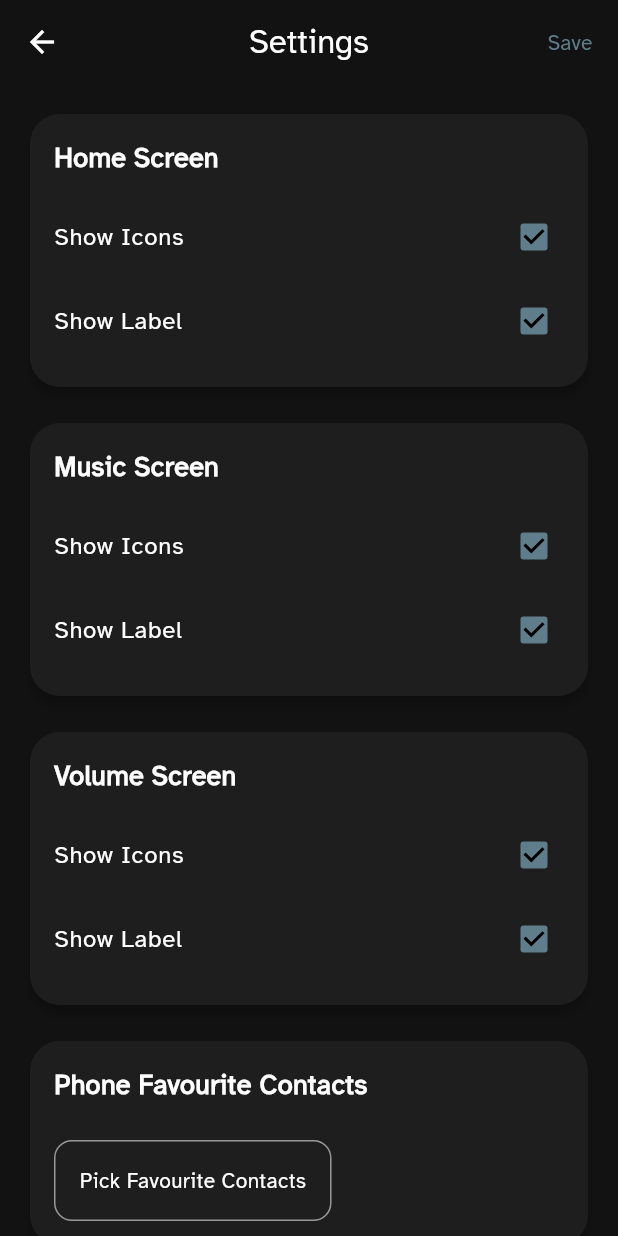
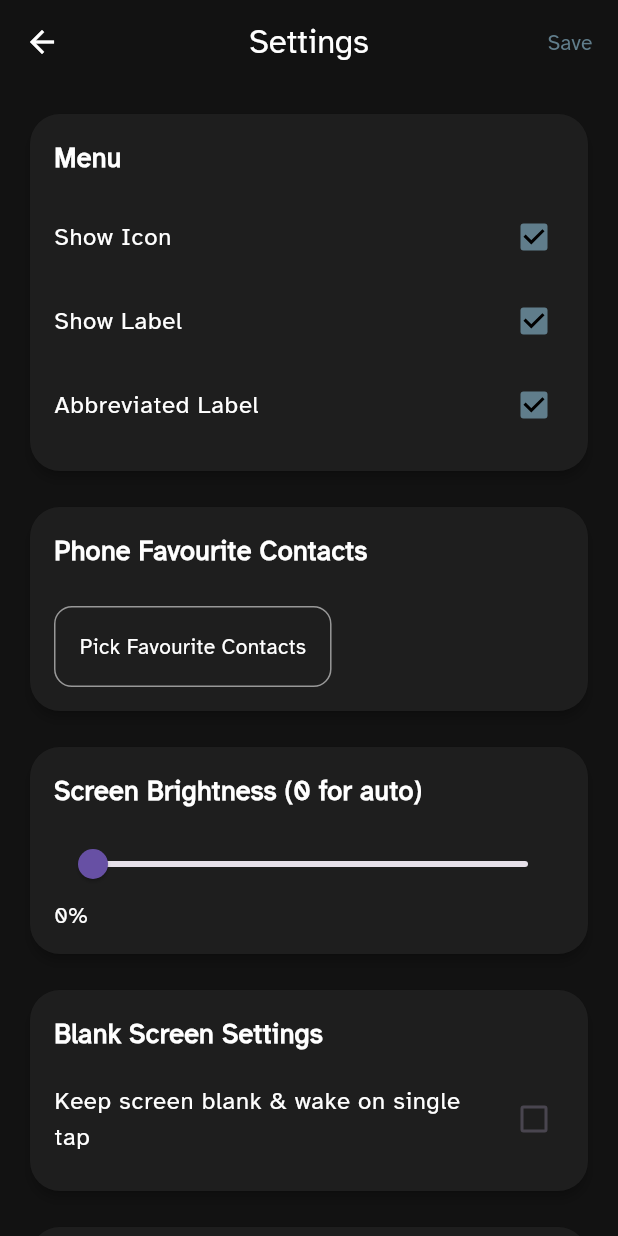
Before and after one commit to ujwalnk/MotoDash, a Flutter app: the SettingsScreen screen opened by its route, on a phone screen of 412 x 824 dp. Run offline on Flutter 3.47's test engine with Material 3 defaults, Android fonts, the phone set to English and light mode, and no system bars; our stand-ins replace audioplayers, flutter_local_notifications, flutter_native_contact_picker_plus, flutter_tts, permission_handler, sensors_plus and 2 more; missing offline and left inert: audio_session, call_log, flex_color_picker, flutter_media_controller, flutter_phone_direct_caller and 3 more; accounts and stored records are empty; statements that could not run were skipped.

Commit message:
Notification navigation implemented, part way through label abbreviation. Fixed call_log & favourite contacts list.

```diff
--- a/lib/commons/config_provider.dart
+++ b/lib/commons/config_provider.dart
@@ -1,11 +1,10 @@
 // Author: Ujwal N K
 // Created On: 05 Feb, 2026
-// All Option Defaults are defined here to consistantly maintain a list.
+// All configuration defaults are defined here to maintain a consistent list.
 
-import 'package:flutter/material.dart' show Color, Colors, debugPrint;
+import 'package:flutter/material.dart' show Color, Colors;
 import 'package:moto_dash/commons/constants.dart';
-import 'package:shared_preferences/shared_preferences.dart'
-    show SharedPreferences;
+import 'package:shared_preferences/shared_preferences.dart' show SharedPreferences;
 
 class ConfigProvider {
   static SharedPreferences? prefs;
@@ -14,62 +13,21 @@ class ConfigProvider {
     prefs = await SharedPreferences.getInstance();
   }
 
-  static bool get getIsFirstRun {
-    return prefs?.getBool(Constants.kKeyIsFirstRun) ?? true;
-  }
+  static bool get getIsFirstRun => prefs?.getBool(Constants.kKeyIsFirstRun) ?? true;
 
-  static Color get getBackgroundColor {
-    return Color(
-      prefs?.getInt(Constants.kKeyBackgroundColor) ?? Colors.black.toARGB32(),
-    );
-  }
+  // Get colors
+  static Color get getBackgroundColor => Color(prefs?.getInt(Constants.kKeyBackgroundColor) ?? Colors.black.toARGB32());
+  static Color get getBorderColor => Color(prefs?.getInt(Constants.kKeyBorderColor) ?? Colors.white.toARGB32());
+  static Color get getFontColor => Color(prefs?.getInt(Constants.kKeyFontColor) ?? Colors.white.toARGB32());
 
-  static Color get getFontColor {
-    return Color(
-      prefs?.getInt(Constants.kKeyFontColor) ?? Colors.white.toARGB32(),
-    );
-  }
+  /// Get menu style (icon, label / abbreviated)
+  static bool get getShowIcons => prefs?.getBool(Constants.kKeyShowMenuIcons) ?? true;
+  static bool get getShowLabel => prefs?.getBool(Constants.kKeyShowMenuLabel) ?? true;
+  static bool get getShowLabelAbbreviated => prefs?.getBool(Constants.kKeyShowMenuLabelAbbreviated) ?? true;
 
-  static Color get getBorderColor {
-    return Color(
-      prefs?.getInt(Constants.kKeyBorderColor) ?? Colors.white.toARGB32(),
-    );
-  }
+  static double get getFontSize => prefs?.getDouble(Constants.kKeyFontSize) ?? 16;
 
-  static bool getShowIcons(String path) {
-    switch (path) {
-      case Constants.kPathHome:
-        return prefs?.getBool(Constants.kKeyHomeShowIcons) ?? true;
-      case Constants.kPathMusic:
-        return prefs?.getBool(Constants.kKeyMusicShowIcons) ?? true;
-      case Constants.kPathVolume:
-        return prefs?.getBool(Constants.kKeyVolumeShowIcons) ?? true;
-      default:
-        return true;
-    }
-  }
+  static bool get getEnableMagnetGestures => prefs?.getBool(Constants.kKeyEnableMagnetGestures) ?? false;
 
-  static bool getShowLabel(String path) {
-    switch (path) {
-      case Constants.kPathHome:
-        return prefs?.getBool(Constants.kKeyHomeShowLabel) ?? true;
-      case Constants.kPathMusic:
-        return prefs?.getBool(Constants.kKeyMusicShowLabel) ?? true;
-      case Constants.kPathVolume:
-        return prefs?.getBool(Constants.kKeyVolumeShowLabel) ?? true;
-      default:
-        return true;
-    }
-  }
-
-  static double get getFontSize {
-    return prefs?.getDouble(Constants.kKeyFontSize) ?? 16;
-  }
-
-  static bool get getEnableMagnetGestures {
-    debugPrint(
-      "Magnet Gestures: ${prefs!.getBool(Constants.kKeyEnableMagnetGestures)}",
-    );
-    return prefs?.getBool(Constants.kKeyEnableMagnetGestures) ?? false;
-  }
+  // TODO: Add screen timeout, keep_screen_blank, favourite contacts & brightness
 }
--- a/lib/commons/constants.dart
+++ b/lib/commons/constants.dart
@@ -10,14 +10,15 @@ class Constants {
   static const String kKeyFontColor = 'font_color';
   static const String kKeyBorderColor = 'option_border_color';
 
-  static const String kKeyHomeShowIcons = 'home_show_icons';
-  static const String kKeyHomeShowLabel = 'home_show_label';
+  static const String kKeyShowMenuIcons = 'home_show_icons';
+  static const String kKeyShowMenuLabel = 'home_show_label';
+  static const String kKeyShowMenuLabelAbbreviated = 'home_show_label_abbreviated';
 
-  static const String kKeyMusicShowIcons = 'music_show_icons';
-  static const String kKeyMusicShowLabel = 'music_show_label';
-
-  static const String kKeyVolumeShowIcons = 'volume_show_icons';
-  static const String kKeyVolumeShowLabel = 'volume_show_label';
+  // static const String kKeyMusicShowIcons = 'music_show_icons';
+  // static const String kKeyMusicShowLabel = 'music_show_label';
+  //
+  // static const String kKeyVolumeShowIcons = 'volume_show_icons';
+  // static const String kKeyVolumeShowLabel = 'volume_show_label';
 
   static const String kKeyFontSize = 'font_size';
   static const String kKeyShowVolumeTip = 'show_volume_tip';
--- a/lib/screen_settings.dart
+++ b/lib/screen_settings.dart
@@ -4,9 +4,9 @@
 import 'package:flutter/material.dart';
 import 'package:moto_dash/commons/config_provider.dart';
 import 'package:moto_dash/commons/constants.dart';
-import 'package:shared_preferences/shared_preferences.dart';
 import 'package:moto_dash/service/contact_picker.dart';
 import 'package:moto_dash/service/rgb_color_picker.dart';
+import 'package:shared_preferences/shared_preferences.dart';
 
 class SettingsScreen extends StatefulWidget {
   const SettingsScreen({super.key});
@@ -17,16 +17,9 @@ class SettingsScreen extends StatefulWidget {
 
 class _SettingsScreenState extends State<SettingsScreen> {
   // Home screen
-  bool homeShowIcons = false;
-  bool homeShowLabel = false;
-
-  // Music screen
-  bool musicShowIcons = false;
-  bool musicShowLabel = false;
-
-  // Volume screen
-  bool volumeShowIcons = false;
-  bool volumeShowLabel = false;
+  bool menuIcon = true;
+  bool menuLabel = true;
+  bool menuAbbreviated = false;
 
   // Magnetic Gestures
   bool magnetGesturesEnabled = false;
@@ -45,7 +38,7 @@ class _SettingsScreenState extends State<SettingsScreen> {
   final fontSizeController = TextEditingController();
 
   // Brightness
-  double brightness = 50;
+  double brightness = 0;
 
   static const Color scaffoldBg = Color(0xFF121212);
   static const Color cardBg = Color(0xFF1E1E1E);
@@ -64,16 +57,11 @@ class _SettingsScreenState extends State<SettingsScreen> {
     final prefs = await SharedPreferences.getInstance();
 
     setState(() {
-      homeShowIcons = ConfigProvider.getShowIcons(Constants.kPathHome);
-      homeShowLabel = ConfigProvider.getShowLabel(Constants.kPathHome);
+      menuIcon = ConfigProvider.getShowIcons;
+      menuLabel = ConfigProvider.getShowLabel;
+      menuAbbreviated = ConfigProvider.getShowLabelAbbreviated;
 
-      musicShowIcons = ConfigProvider.getShowIcons(Constants.kPathMusic);
-      musicShowLabel = ConfigProvider.getShowLabel(Constants.kPathMusic);
-
-      volumeShowIcons = ConfigProvider.getShowIcons(Constants.kPathVolume);
-      volumeShowLabel = ConfigProvider.getShowLabel(Constants.kPathVolume);
-
-      brightness = prefs.getDouble(Constants.kKeyBrightness) ?? 50.0;
+      brightness = prefs.getDouble(Constants.kKeyBrightness) ?? 0.0;
 
       keepScreenBlank = prefs.getBool("keep_screen_blank") ?? false;
       blankTimeController.text = prefs.getString("blank_time_minutes") ?? "";
@@ -84,8 +72,7 @@ class _SettingsScreenState extends State<SettingsScreen> {
       borderColor = ConfigProvider.getBorderColor;
       fontColor = ConfigProvider.getFontColor;
 
-      favouriteContactNames =
-          prefs.getStringList(Constants.kKeyFavContactNames)?.join(", ") ?? "";
+      favouriteContactNames = prefs.getStringList(Constants.kKeyFavContactNames)?.join(", ") ?? "";
 
       magnetGesturesEnabled = ConfigProvider.getEnableMagnetGestures;
     });
@@ -97,14 +84,9 @@ class _SettingsScreenState extends State<SettingsScreen> {
   Future<void> saveSettings() async {
     final prefs = await SharedPreferences.getInstance();
 
-    await prefs.setBool(Constants.kKeyHomeShowIcons, homeShowIcons);
-    await prefs.setBool(Constants.kKeyHomeShowLabel, homeShowLabel);
-
-    await prefs.setBool(Constants.kKeyMusicShowIcons, musicShowIcons);
-    await prefs.setBool(Constants.kKeyMusicShowLabel, musicShowLabel);
-
-    await prefs.setBool(Constants.kKeyVolumeShowIcons, volumeShowIcons);
-    await prefs.setBool(Constants.kKeyVolumeShowLabel, volumeShowLabel);
+    await prefs.setBool(Constants.kKeyShowMenuIcons, menuIcon);
+    await prefs.setBool(Constants.kKeyShowMenuLabel, menuLabel);
+    await prefs.setBool(Constants.kKeyShowMenuLabel, menuAbbreviated);
 
     await prefs.setDouble(Constants.kKeyBrightness, brightness);
 
@@ -112,27 +94,15 @@ class _SettingsScreenState extends State<SettingsScreen> {
     await prefs.setString("blank_time_minutes", blankTimeController.text);
 
     await prefs.setInt(Constants.kKeyFontColor, fontColor.toARGB32());
-    await prefs.setInt(
-      Constants.kKeyBackgroundColor,
-      backgroundColor.toARGB32(),
-    );
+    await prefs.setInt(Constants.kKeyBackgroundColor, backgroundColor.toARGB32());
     await prefs.setInt(Constants.kKeyBorderColor, borderColor.toARGB32());
 
-    await prefs.setDouble(
-      Constants.kKeyFontSize,
-      double.parse(fontSizeController.text),
-    );
+    await prefs.setDouble(Constants.kKeyFontSize, double.parse(fontSizeController.text));
 
-    await prefs.setBool(
-      Constants.kKeyEnableMagnetGestures,
-      magnetGesturesEnabled,
-    );
+    await prefs.setBool(Constants.kKeyEnableMagnetGestures, magnetGesturesEnabled);
   }
 
-  Widget _settingsCard({
-    required String title,
-    required List<Widget> children,
-  }) {
+  Widget _settingsCard({required String title, required List<Widget> children}) {
     return Padding(
       padding: const EdgeInsets.only(bottom: 16),
       child: Card(
@@ -146,11 +116,7 @@ class _SettingsScreenState extends State<SettingsScreen> {
             children: [
               Text(
                 title,
-                style: const TextStyle(
-                  color: textColor,
-                  fontSize: 18,
-                  fontWeight: FontWeight.bold,
-                ),
+                style: const TextStyle(color: textColor, fontSize: 18, fontWeight: FontWeight.bold),
               ),
               const SizedBox(height: 12),
               ...children,
@@ -173,11 +139,7 @@ class _SettingsScreenState extends State<SettingsScreen> {
     );
   }
 
-  Widget textField(
-    String label,
-    TextEditingController controller, {
-    TextInputType inputType = TextInputType.text,
-  }) {
+  Widget textField(String label, TextEditingController controller, {TextInputType inputType = TextInputType.text}) {
     return Padding(
       padding: const EdgeInsets.only(top: 12),
       child: TextField(
@@ -186,22 +148,14 @@ class _SettingsScreenState extends State<SettingsScreen> {
         style: const TextStyle(color: textColor),
         decoration: const InputDecoration(
           labelStyle: TextStyle(color: textColor),
-          enabledBorder: OutlineInputBorder(
-            borderSide: BorderSide(color: Colors.white54),
-          ),
-          focusedBorder: OutlineInputBorder(
-            borderSide: BorderSide(color: Colors.blueGrey),
-          ),
+          enabledBorder: OutlineInputBorder(borderSide: BorderSide(color: Colors.white54)),
+          focusedBorder: OutlineInputBorder(borderSide: BorderSide(color: Colors.blueGrey)),
         ),
       ),
     );
   }
 
-  Widget tappableField({
-    required String label,
-    required String value,
-    required VoidCallback onTap,
-  }) {
+  Widget tappableField({required String label, required String value, required VoidCallback onTap}) {
     final display = value.isEmpty ? label : value;
 
     return GestureDetector(
@@ -218,19 +172,12 @@ class _SettingsScreenState extends State<SettingsScreen> {
     );
   }
 
-  Widget colorTile({
-    required String label,
-    required Color color,
-    required ValueChanged<Color> onColorSelected,
-  }) {
+  Widget colorTile({required String label, required Color color, required ValueChanged<Color> onColorSelected}) {
     return GestureDetector(
       onTap: () async {
         await showDialog(
           context: context,
-          builder: (_) => HexWheelColorPickerDialog(
-            color: color,
-            onChanged: onColorSelected,
-          ),
+          builder: (_) => HexWheelColorPickerDialog(color: color, onChanged: onColorSelected),
         );
       },
       child: Container(
@@ -286,47 +233,24 @@ class _SettingsScreenState extends State<SettingsScreen> {
         padding: const EdgeInsets.all(16),
         children: [
           _settingsCard(
-            title: "Home Screen",
+            title: "Menu",
             children: [
+              checkboxTile("Show Icon", menuIcon, (v) => setState(() => menuIcon = v)),
               checkboxTile(
-                "Show Icons",
-                homeShowIcons,
-                (v) => setState(() => homeShowIcons = v),
+                "Show Label",
+                menuLabel,
+                (v) => setState(() {
+                  menuLabel = v;
+                  if (v == false) menuAbbreviated = false;
+                }),
               ),
               checkboxTile(
-                "Show Label",
-                homeShowLabel,
-                (v) => setState(() => homeShowLabel = v),
-              ),
-            ],
-          ),
-          _settingsCard(
-            title: "Music Screen",
-            children: [
-              checkboxTile(
-                "Show Icons",
-                musicShowIcons,
-                (v) => setState(() => musicShowIcons = v),
-              ),
-              checkboxTile(
-                "Show Label",
-                musicShowLabel,
-                (v) => setState(() => musicShowLabel = v),
-              ),
-            ],
-          ),
-          _settingsCard(
-            title: "Volume Screen",
-            children: [
-              checkboxTile(
-                "Show Icons",
-                volumeShowIcons,
-                (v) => setState(() => volumeShowIcons = v),
-              ),
-              checkboxTile(
-                "Show Label",
-                volumeShowLabel,
-                (v) => setState(() => volumeShowLabel = v),
+                "Abbreviated Label",
+                menuAbbreviated,
+                (v) => setState(() {
+                  menuAbbreviated = v;
+                  menuLabel = false;
+                }),
               ),
             ],
           ),
@@ -337,12 +261,7 @@ class _SettingsScreenState extends State<SettingsScreen> {
                 label: "Pick Favourite Contacts",
                 value: favouriteContactNames,
                 onTap: () {
-                  Navigator.push(
-                    context,
-                    MaterialPageRoute(
-                      builder: (_) => const FavouriteContactsScreen(),
-                    ),
-                  );
+                  Navigator.push(context, MaterialPageRoute(builder: (_) => const FavouriteContactsScreen()));
                 },
               ),
             ],
@@ -357,10 +276,7 @@ class _SettingsScreenState extends State<SettingsScreen> {
                 divisions: 100,
                 onChanged: (v) => setState(() => brightness = v),
               ),
-              Text(
-                "${brightness.toInt()}%",
-                style: const TextStyle(color: textColor),
-              ),
+              Text("${brightness.toInt()}%", style: const TextStyle(color: textColor)),
             ],
           ),
           _settingsCard(
@@ -372,26 +288,14 @@ class _SettingsScreenState extends State<SettingsScreen> {
                 (v) => setState(() => keepScreenBlank = v),
               ),
               if (keepScreenBlank)
-                textField(
-                  "Blank Time (Minutes)",
-                  blankTimeController,
-                  inputType: TextInputType.number,
-                ),
+                textField("Blank Time (Minutes)", blankTimeController, inputType: TextInputType.number),
             ],
           ),
           _settingsCard(
             title: "General Settings",
             children: [
-              textField(
-                "Font Size",
-                fontSizeController,
-                inputType: TextInputType.number,
-              ),
-              colorTile(
-                label: "Font Color",
-                color: fontColor,
-                onColorSelected: (c) => setState(() => fontColor = c),
-              ),
+              textField("Font Size", fontSizeController, inputType: TextInputType.number),
+              colorTile(label: "Font Color", color: fontColor, onColorSelected: (c) => setState(() => fontColor = c)),
               colorTile(
                 label: "Background Color",
                 color: backgroundColor,
--- a/lib/screens/call_fav_screen.dart
+++ b/lib/screens/call_fav_screen.dart
@@ -1,13 +1,9 @@
 // Author: Ujwal N K
 // Created: 2026, Mar 22
 
-import 'package:flutter/material.dart' show Icons;
 import 'package:moto_dash/commons/dash_action.dart' show DashAction;
-import 'package:moto_dash/service/caller.dart'
-    as FlutterPhoneDirectCaller
-    show callNumber;
-import 'package:shared_preferences/shared_preferences.dart'
-    show SharedPreferences;
+import 'package:moto_dash/service/caller.dart' as FlutterPhoneDirectCaller show callNumber;
+import 'package:shared_preferences/shared_preferences.dart' show SharedPreferences;
 
 Future<List<DashAction>> buildCallFavActions() async {
   final favorites = await _getFavorites();
@@ -18,13 +14,10 @@ Future<List<DashAction>> buildCallFavActions() async {
         label: favorites.keys.elementAt(i),
         icons: [],
         action: () async {
-          await FlutterPhoneDirectCaller.callNumber(
-            favorites.values.elementAt(i),
-          );
+          await FlutterPhoneDirectCaller.callNumber(favorites.values.elementAt(i));
         },
       ),
     ),
-    DashAction(action: () {}, icons: [Icons.undo_rounded], label: 'Return'),
   ];
 }
 
--- a/lib/screens/call_log_screen.dart
+++ b/lib/screens/call_log_screen.dart
@@ -29,7 +29,6 @@ Future<List<DashAction>> buildCallLogActions() async {
         },
       ),
     ),
-    DashAction(action: () {}, icons: [Icons.undo_rounded], label: 'Return'),
   ];
 }
 
```
Also changed, not shown: lib/main.dart (+52 -27 lines), lib/screens/call_nav_screen.dart (+8 -2 lines), lib/screens/home_screen.dart (+2 -9 lines).
